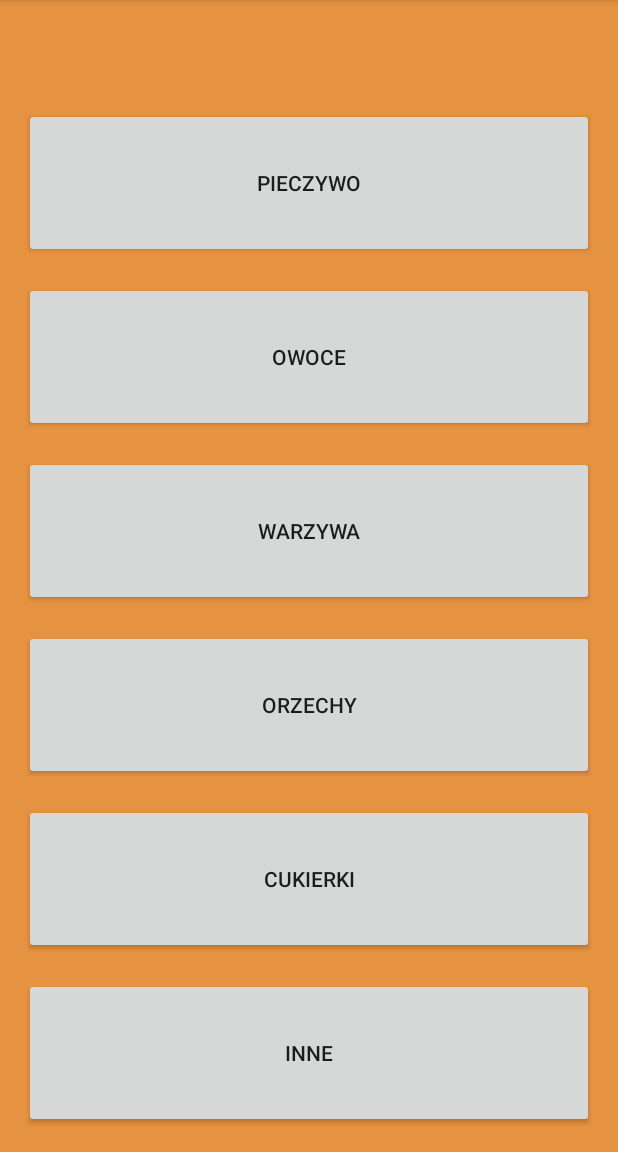
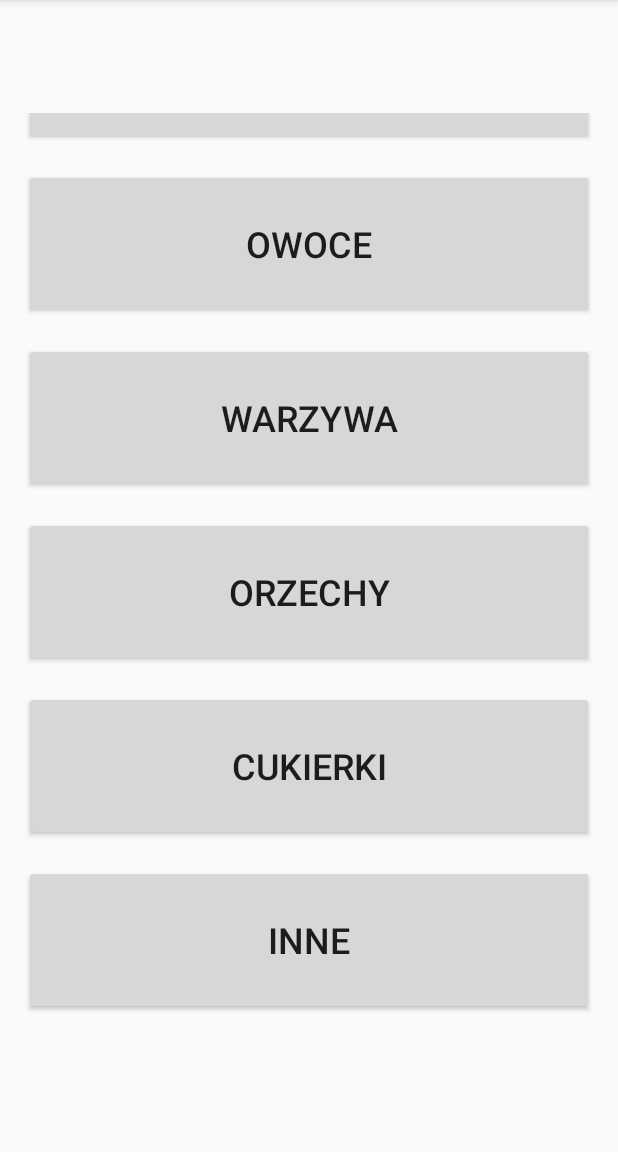
Before and after one commit to LukaszKruszynski/plubreakers, an Android app: the CodeFinderActivityMain screen opened directly, with no data from a screen before it, on a phone screen of 412 x 824 dp, the part 84-1236 px from its top. Run offline under Robolectric (Android 15) with nearby library versions, the phone set to English and light mode, and no system bars.

Commit message:
change size of button text in code finder main

```diff
--- a/app/src/main/res/layout/activity_code_finder_main.xml
+++ b/app/src/main/res/layout/activity_code_finder_main.xml
@@ -4,7 +4,8 @@
     xmlns:tools="http://schemas.android.com/tools"
     android:layout_width="match_parent"
     android:layout_height="match_parent"
-    android:background="#E69341"
+    android:layout_marginTop="75dp"
+    android:layout_marginBottom="75dp"
     tools:context=".codefinder.main.CodeFinderActivityMain">
 
     <Button
@@ -13,6 +14,7 @@
         android:layout_height="100dp"
         android:layout_margin="16dp"
         android:text="@string/baked"
+        android:textSize="24sp"
         app:layout_constraintBottom_toTopOf="@+id/fruit_finder_bt"
         app:layout_constraintEnd_toEndOf="parent"
         app:layout_constraintHorizontal_bias="0.498"
@@ -24,6 +26,7 @@
         android:layout_height="100dp"
         android:layout_margin="16dp"
         android:text="@string/fruits"
+        android:textSize="24sp"
         app:layout_constraintBottom_toTopOf="@+id/vegetables_finder_bt"
         app:layout_constraintEnd_toEndOf="parent"
         app:layout_constraintHorizontal_bias="0.0"
@@ -35,6 +38,7 @@
         android:layout_height="100dp"
         android:layout_margin="16dp"
         android:text="@string/vegetables"
+        android:textSize="24sp"
         app:layout_constraintBottom_toTopOf="@+id/nuts_finder_bt"
         app:layout_constraintEnd_toEndOf="parent"
         app:layout_constraintHorizontal_bias="0.0"
@@ -46,6 +50,7 @@
         android:layout_height="100dp"
         android:layout_margin="16dp"
         android:text="@string/candies"
+        android:textSize="24sp"
         app:layout_constraintBottom_toTopOf="@+id/other_finder_bt"
         app:layout_constraintEnd_toEndOf="parent"
         app:layout_constraintHorizontal_bias="0.0"
@@ -57,6 +62,7 @@
         android:layout_height="100dp"
         android:layout_margin="16dp"
         android:text="@string/nuts"
+        android:textSize="24sp"
         app:layout_constraintBottom_toTopOf="@+id/candies_finder_bt"
         tools:layout_editor_absoluteX="16dp" />
 
@@ -66,6 +72,7 @@
         android:layout_height="100dp"
         android:layout_margin="16dp"
         android:text="@string/others"
+        android:textSize="24sp"
         app:layout_constraintBottom_toBottomOf="parent"
         tools:layout_editor_absoluteX="16dp" />
 </androidx.constraintlayout.widget.ConstraintLayout>
```
